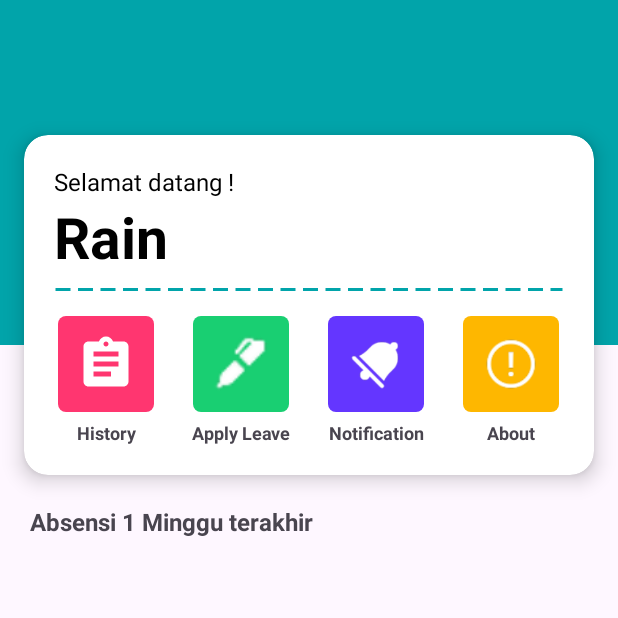
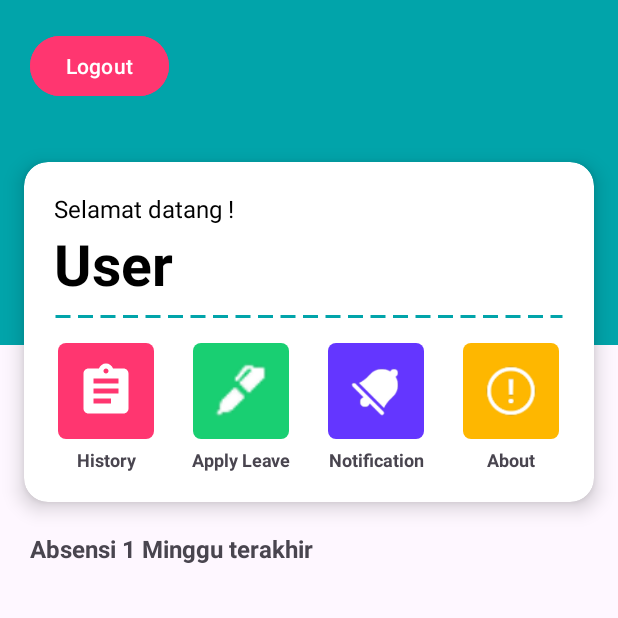
Before and after one commit to MuhammadIlhamSutama/Mobile_login_project_app, an Android app: the MainActivity screen opened directly, with no data from a screen before it, on a phone screen of 412 x 824 dp, the top half of it. Run offline under Robolectric (Android 15) with nearby library versions, the phone set to English and light mode, and no system bars.

Commit message:
add logout

```diff
--- a/app/src/main/java/com/example/myapplication/MainActivity.java
+++ b/app/src/main/java/com/example/myapplication/MainActivity.java
@@ -5,7 +5,12 @@ import androidx.appcompat.app.AppCompatActivity;
 import androidx.recyclerview.widget.LinearLayoutManager;
 import androidx.recyclerview.widget.RecyclerView;
 
+import android.content.Intent;
+import android.content.SharedPreferences;
 import android.os.Bundle;
+import android.view.View;
+import android.widget.Button;
+import android.widget.TextView;
 import android.widget.Toast;
 
 import org.json.JSONArray;
@@ -34,6 +39,18 @@ public class MainActivity extends AppCompatActivity {
     protected void onCreate(Bundle savedInstanceState) {
         super.onCreate(savedInstanceState);
         setContentView(R.layout.activity_main);
+
+        // Fullscreen
+        getWindow().getDecorView().setSystemUiVisibility(View.SYSTEM_UI_FLAG_FULLSCREEN);
+        if (getSupportActionBar() != null) {
+            getSupportActionBar().hide();
+        }
+
+        // Tampilkan nama user dari SharedPreferences
+        TextView textName = findViewById(R.id.textName);
+        SharedPreferences pref = getSharedPreferences("login_pref", MODE_PRIVATE);
+        String username = pref.getString("username", "User");
+        textName.setText(username);
 
         recyclerView = findViewById(R.id.recyclerView);
         recyclerView.setLayoutManager(new LinearLayoutManager(this));
@@ -91,5 +108,19 @@ public class MainActivity extends AppCompatActivity {
                 }
             }
         });
+
+// Tombol logout
+        Button logoutButton = findViewById(R.id.btnLogout);
+        logoutButton.setOnClickListener(new View.OnClickListener() {
+            @Override
+            public void onClick(View v) {
+                SharedPreferences sharedPref = getSharedPreferences("login_pref", MODE_PRIVATE);
+                sharedPref.edit().clear().apply();
+
+                Intent intent = new Intent(MainActivity.this, LoginActivity.class);
+                startActivity(intent);
+                finish();
+            }
+        });
     }
 }
--- a/app/src/main/java/data/model/Client.kt
+++ b/app/src/main/java/data/model/Client.kt
@@ -2,5 +2,6 @@ package data.model
 
 data class Client(
     val id:Int,
-    val password: String
+    val password: String,
+    val username: String,
 )
--- a/app/src/main/res/layout/activity_main.xml
+++ b/app/src/main/res/layout/activity_main.xml
@@ -16,18 +16,31 @@
         app:tint="@color/dark_greend"
         app:layout_constraintTop_toTopOf="parent" />
 
+
+
+
     <!-- Rounded CardView - tampilan depan -->
     <LinearLayout
         android:layout_width="match_parent"
         android:layout_height="match_parent"
         android:orientation="vertical">
 
+        <Button
+            android:id="@+id/btnLogout"
+            android:layout_width="wrap_content"
+            android:layout_height="wrap_content"
+            android:text="Logout"
+            android:layout_marginStart="20dp"
+            android:layout_marginTop="20dp"
+            android:backgroundTint="@color/ic_pink"
+            />
+
         <androidx.cardview.widget.CardView
             android:id="@+id/card_welcome"
             android:layout_width="match_parent"
             android:layout_height="wrap_content"
             android:layout_marginStart="16dp"
-            android:layout_marginTop="90dp"
+            android:layout_marginTop="40dp"
             android:layout_marginEnd="16dp"
             android:padding="16dp"
             app:cardCornerRadius="16dp"
@@ -202,14 +215,13 @@
             android:layout_margin="16dp"
             app:cardCornerRadius="16dp"
             app:cardElevation="8dp"
-            app:cardBackgroundColor="@color/ligth_green">
+           >
 
             <LinearLayout
                 android:layout_width="match_parent"
                 android:layout_height="wrap_content"
                 android:orientation="vertical"
-                android:background="@drawable/notif_bawah"
-                android:backgroundTint="@color/ligth_green">
+                >
 
                 <androidx.recyclerview.widget.RecyclerView
                     android:id="@+id/recyclerView"
```
Also changed, not shown: app/src/main/java/com/example/myapplication/LoginActivity.kt (+23 -9 lines), app/src/main/res/layout/activity_login.xml (+48 -45 lines).
